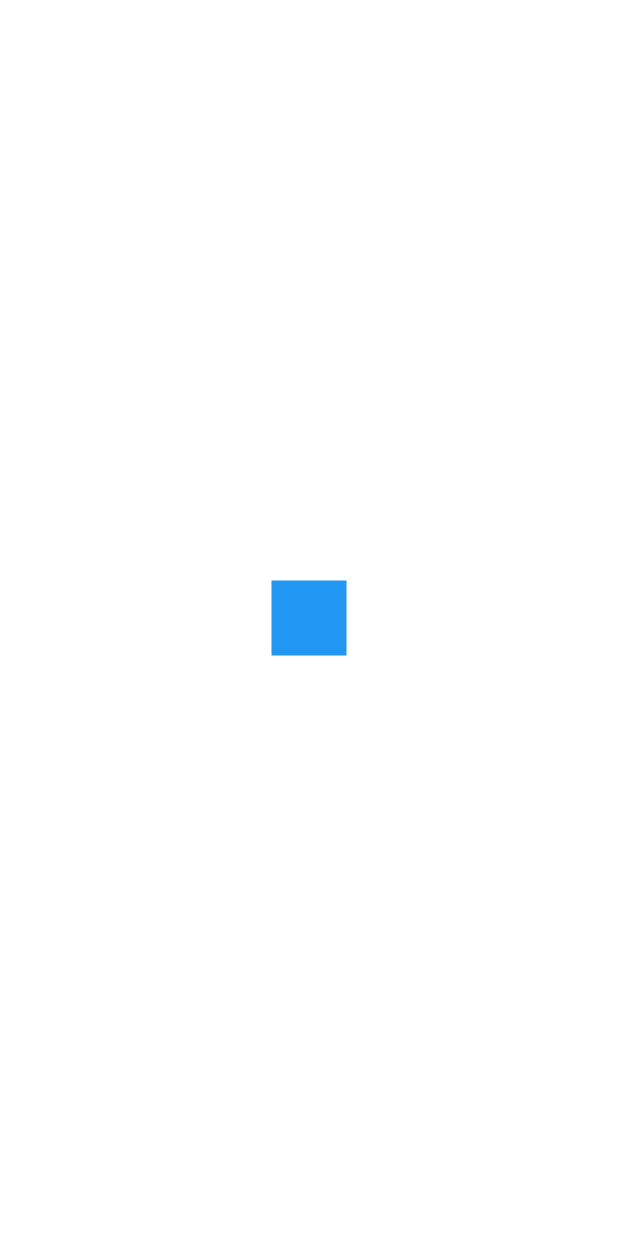
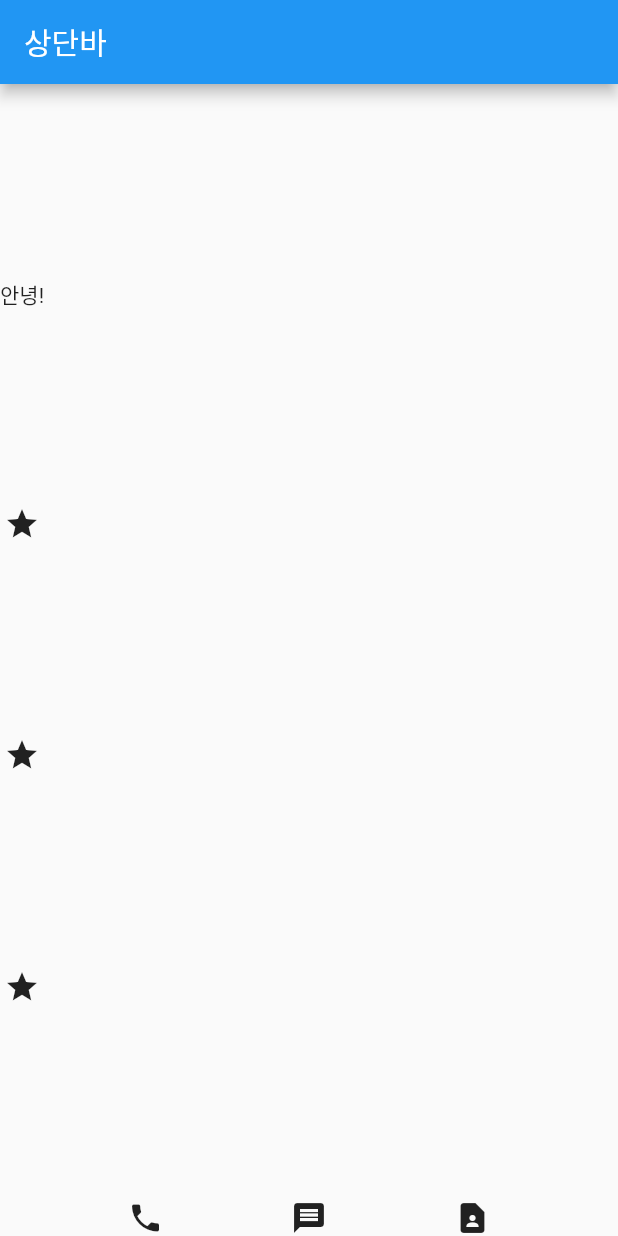
Before and after one commit to hyuntall/flutterStudy, a Flutter app: the screen it shows after launch, on a phone screen of 412 x 824 dp. Run offline on Flutter 3.47's test engine with Material 2 defaults, Android fonts, the phone set to English and light mode, and no system bars.

Commit message:
Create Appbar and BottomAppbar

```diff
--- a/flutter_app/analysis_options.yaml
+++ b/flutter_app/analysis_options.yaml
@@ -26,6 +26,7 @@ linter:
     prefer_const_constructors_in_immutables : false
     prefer_const_constructors : false
     avoid_print : false
+    prefer_const_literals_to_create_immutables : false
     # avoid_print: false  # Uncomment to disable the `avoid_print` rule
     # prefer_single_quotes: true  # Uncomment to enable the `prefer_single_quotes` rule
 
--- a/flutter_app/lib/main.dart
+++ b/flutter_app/lib/main.dart
@@ -14,8 +14,29 @@ class MyApp extends StatelessWidget {
       //home: Text('안녕')
       //hone: Icon(Icons.star)
       //home: Container( width: 50, height: 50, color: Colors.blue,)
-      home: Center(
-        child: Container( width: 50, height: 50, color: Colors.blue,)
+      home: Scaffold(
+        appBar: AppBar(
+          title: Text('상단바'),
+        ),
+        body: Column(
+          mainAxisAlignment: MainAxisAlignment.spaceEvenly,
+          //crossAxisAlignment: CrossAxisAlignment.center,
+          children: [
+            Text('안녕!'),
+            Icon(Icons.star),
+            Icon(Icons.star),
+            Icon(Icons.star),
+          ],
+        ),
+        bottomNavigationBar: Row(
+          mainAxisAlignment: MainAxisAlignment.spaceEvenly,
+          //crossAxisAlignment: CrossAxisAlignment.center,
+          children: [
+            Icon(Icons.phone),
+            Icon(Icons.message),
+            Icon(Icons.contact_page),
+          ],
+        ),
       )
     );
   }
```
